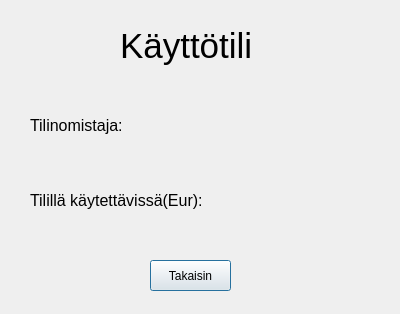
The window that banksimul/saldo.ui (aryhma/sovellusprojekti) describes before a commit, drawn with Qt 5.
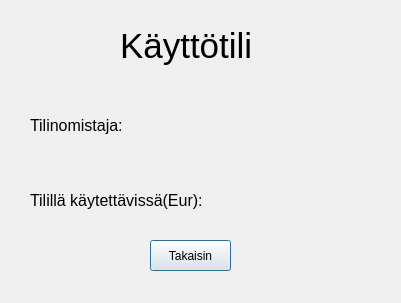
The same window after the commit.

```diff
--- a/banksimul/saldo.ui
+++ b/banksimul/saldo.ui
@@ -6,8 +6,8 @@
    <rect>
     <x>0</x>
     <y>0</y>
-    <width>400</width>
-    <height>314</height>
+    <width>401</width>
+    <height>303</height>
    </rect>
   </property>
   <property name="windowTitle">
@@ -71,7 +71,7 @@
    <property name="geometry">
     <rect>
      <x>150</x>
-     <y>260</y>
+     <y>240</y>
      <width>81</width>
      <height>31</height>
     </rect>
```
